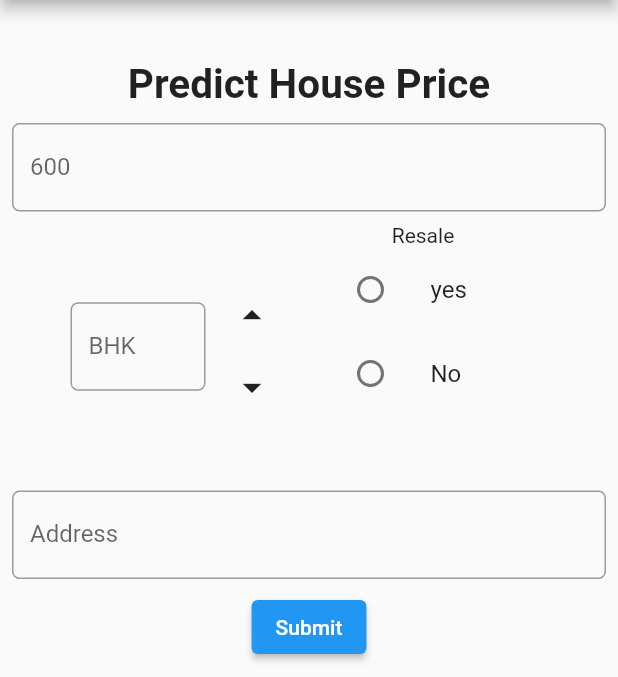
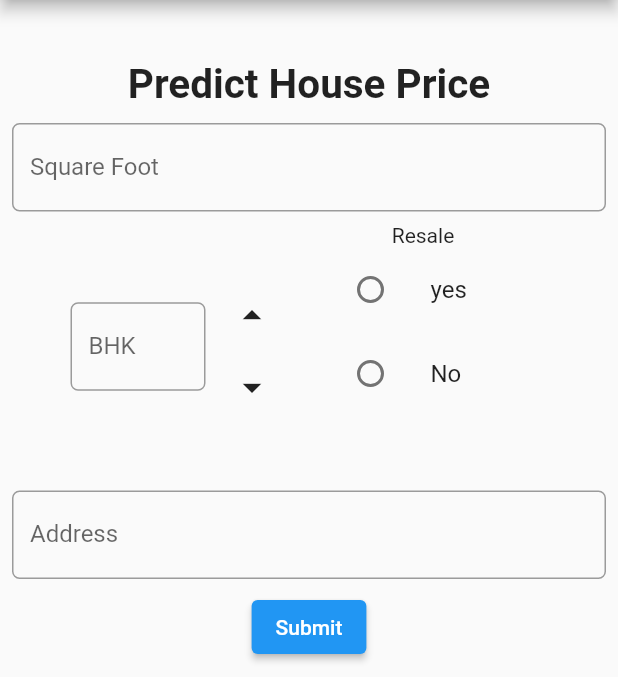
Before and after one commit to Priyangshu2001/House-Prediction, a Flutter app: the screen it shows after launch, on a phone screen of 412 x 824 dp, the part 84-761 px from its top. Run offline on Flutter 3.47's test engine with Material 2 defaults, Android fonts, the phone set to English and light mode, and no system bars; our stand-ins replace bloc, equatable, flutter_bloc, geocoding.

Commit message:
Finished the project

```diff
--- a/App/lib/Repository/repository.dart
+++ b/App/lib/Repository/repository.dart
@@ -18,6 +18,7 @@ class Repository{
     print(response.statusCode);
     var json=jsonDecode(response.body);
     print("oojo");
+    print(json['predicted']);
     return json['predicted'];
   }
 }
--- a/App/lib/screens/homescreen.dart
+++ b/App/lib/screens/homescreen.dart
@@ -4,6 +4,7 @@ import 'package:app/Business/house_bloc.dart';
 import 'package:app/Model/Data.dart';
 import 'package:flutter/cupertino.dart';
 import 'package:flutter/material.dart';
+import 'package:flutter/services.dart';
 import 'package:flutter_bloc/flutter_bloc.dart';
 import 'package:geocoding/geocoding.dart';
 
@@ -61,7 +62,7 @@ class _MyHomePageState extends State<MyHomePage> {
                       TextFormField(
                         controller: _sqftController,
                         decoration: InputDecoration(
-                          labelText: '600',
+                          labelText: 'Square Foot',
                           errorBorder: OutlineInputBorder(
                               borderRadius: BorderRadius.circular(5),
                               borderSide: BorderSide(
@@ -72,7 +73,7 @@ class _MyHomePageState extends State<MyHomePage> {
                               borderSide: BorderSide(
                                   color: Colors.blue, width: 1.0)
                           ),
-                          hintText: 'Enter Square foot',
+                          hintText: '600',
 
                         ),
                         autovalidateMode: AutovalidateMode.onUserInteraction,
@@ -200,6 +201,7 @@ class _MyHomePageState extends State<MyHomePage> {
                           controller: _address,
                           decoration: InputDecoration(
                             labelText: 'Address',
+
                             border: OutlineInputBorder(
                                 borderRadius: BorderRadius.circular(5),
                                 borderSide: BorderSide(color: Colors.blue,
@@ -246,7 +248,7 @@ class _MyHomePageState extends State<MyHomePage> {
                         child: Column(
                           children: [
                             Text("Predicted Price:", style: TextStyle(fontSize: 20,),),
-                             Text("${state.predicted.toString()} Lacs",
+                             Text("${state.predicted.predicted.toString()} Lacs",
                                style: TextStyle(fontSize: 50,),)
                           ],
                         ),
```
